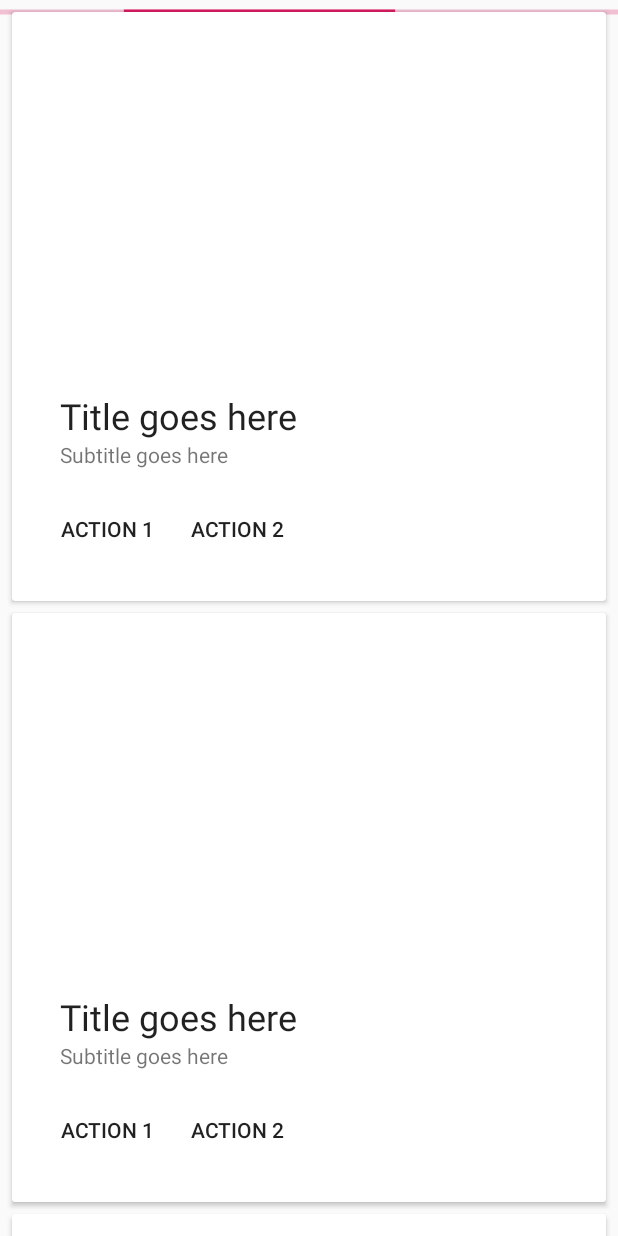
After one commit to ADETECHCONSULTING/BoxotopApp, an Android app: the layout fragment_explore.xml on its own in the app's theme, with its tools: preview values and no code run, on a phone screen of 412 x 824 dp. The commit adds this screen. Run offline under Robolectric (Android 15) with nearby library versions, the phone set to English and light mode, and no system bars; network calls fail.

Commit message:
explore fragment

```diff
--- a/app/build.gradle
+++ b/app/build.gradle
@@ -16,7 +16,7 @@ android {
     compileSdkVersion 28
 
     //activer le databinding
-    dataBinding{
+    dataBinding {
         enabled = true
     }
 
@@ -35,7 +35,7 @@ android {
             buildConfigField 'String', "ApiKey", Boxotop_ApiKey
         }
 
-        debug{
+        debug {
             buildConfigField 'String', "ApiKey", Boxotop_ApiKey
         }
     }
@@ -53,6 +53,7 @@ dependencies {
 
     //Lifecycle components
     implementation "androidx.lifecycle:lifecycle-extensions:$lifecycle_version"
+    implementation 'androidx.legacy:legacy-support-v4:1.0.0-beta01'
     kapt "androidx.lifecycle:lifecycle-compiler:$lifecycle_version"
 
     //Data binding
--- a/app/src/main/AndroidManifest.xml
+++ b/app/src/main/AndroidManifest.xml
@@ -9,7 +9,7 @@
             android:roundIcon="@mipmap/ic_launcher_round"
             android:supportsRtl="true"
             android:theme="@style/AppTheme">
-        <activity android:name=".MainActivity">
+        <activity android:name=".ui.MainActivity">
             <intent-filter>
                 <action android:name="android.intent.action.MAIN"/>
 
--- a/app/src/main/java/fr/traore/adama/boxotopapp/network/MovieApi.kt
+++ b/app/src/main/java/fr/traore/adama/boxotopapp/network/MovieApi.kt
@@ -9,7 +9,7 @@ import retrofit2.http.Query
 
 interface MovieApi{
 
-    @GET("/movie/popular")
+    @GET("movie/popular")
     fun getPopularMovies(
         @Query("api_key") apiKey:String,
         @Query("language") language: String,
@@ -17,7 +17,7 @@ interface MovieApi{
     ) : Observable<MovieResponse>
 
 
-    @GET("/movie/{movie_id}")
+    @GET("movie/{movie_id}")
     fun getMovieDetail(
         @Path("movie_id") id:Int,
         @Query("api_key") apiKey:String,
--- /dev/null
+++ b/app/src/main/java/fr/traore/adama/boxotopapp/ui/fragment/DetailFragment.kt
@@ -0,0 +1 @@
+package fr.traore.adama.boxotopapp.ui.fragment
--- a/app/src/main/java/fr/traore/adama/boxotopapp/utils/Constants.kt
+++ b/app/src/main/java/fr/traore/adama/boxotopapp/utils/Constants.kt
@@ -7,7 +7,7 @@ class Constants {
 
     companion object {
         const val RC_SIGN_IN = 9001
-        const val BASE_URL: String = "https://api.themoviedb.org/3"
+        const val BASE_URL: String = "https://api.themoviedb.org/3/"
         const val BASE_IMAGE_URL: String = "https://image.tmdb.org/t/p/w500/"
         const val API_KEY: String = BuildConfig.ApiKey;
     }
--- a/app/src/main/res/layout/activity_main.xml
+++ b/app/src/main/res/layout/activity_main.xml
@@ -5,7 +5,7 @@
         xmlns:app="http://schemas.android.com/apk/res-auto"
         android:layout_width="match_parent"
         android:layout_height="match_parent"
-        tools:context=".MainActivity">
+        tools:context=".ui.MainActivity">
 
     <androidx.appcompat.widget.Toolbar
             android:id="@+id/toolbar"
--- /dev/null
+++ b/app/src/main/res/layout/fragment_explore.xml
@@ -0,0 +1,35 @@
+<?xml version="1.0" encoding="utf-8"?>
+<layout xmlns:android="http://schemas.android.com/apk/res/android" xmlns:tools="http://schemas.android.com/tools"
+        xmlns:app="http://schemas.android.com/apk/res-auto"
+        android:orientation="vertical">
+
+    <data>
+        <variable name="viewModel" type="fr.traore.adama.boxotopapp.viewmodel.ExploreViewModel"/>
+    </data>
+
+    <FrameLayout
+            android:layout_width="match_parent"
+            android:layout_height="match_parent"
+            android:clipToPadding="false">
+
+        <ProgressBar
+                android:layout_width="match_parent"
+                android:layout_height="wrap_content"
+                app:mutableVisibility="@{viewModel.getLoadingVisibility()}"
+                style="@style/Base.Widget.AppCompat.ProgressBar.Horizontal"
+                app:layout_constraintTop_toTopOf="parent"
+                android:indeterminate="true"
+                app:layout_constraintBottom_toBottomOf="parent"
+                app:layout_constraintStart_toStartOf="parent"
+                app:layout_constraintEnd_toEndOf="parent" />
+
+        <androidx.recyclerview.widget.RecyclerView
+                android:id="@+id/rcvHaircuts"
+                android:layout_width="match_parent"
+                android:layout_height="match_parent"
+                tools:listitem="@layout/item_movie"
+                tools:layoutManager="androidx.recyclerview.widget.GridLayoutManager"
+        />
+
+    </FrameLayout>
+</layout>
--- /dev/null
+++ b/app/src/main/res/layout/item_movie.xml
@@ -0,0 +1,108 @@
+<androidx.cardview.widget.CardView
+        xmlns:android="http://schemas.android.com/apk/res/android" xmlns:tools="http://schemas.android.com/tools"
+        android:layout_width="match_parent"
+        style="@style/MyCardViewStyle"
+        android:layout_height="wrap_content"
+        android:layout_marginTop="8dp"
+        android:layout_marginStart="8dp"
+        android:layout_marginEnd="8dp">
+
+    <androidx.constraintlayout.widget.ConstraintLayout
+            xmlns:app="http://schemas.android.com/apk/res-auto"
+            android:layout_width="match_parent"
+            android:layout_height="wrap_content">
+
+        <ImageView
+                android:id="@+id/imv_movie"
+                android:layout_width="0dp"
+                android:layout_height="0dp"
+                android:scaleType="centerCrop"
+                app:layout_constraintDimensionRatio="H,16:9"
+                app:layout_constraintTop_toTopOf="parent"
+                app:layout_constraintStart_toStartOf="parent"
+                app:layout_constraintEnd_toEndOf="parent"
+                app:layout_constraintBottom_toTopOf="@+id/txv_title"
+                app:layout_constraintVertical_chainStyle="packed" />
+
+        <TextView
+                android:id="@+id/txv_title"
+                android:layout_width="0dp"
+                android:layout_height="wrap_content"
+                android:layout_marginTop="24dp"
+                android:layout_marginStart="16dp"
+                android:layout_marginEnd="16dp"
+                tools:text="Title goes here"
+                android:textAppearance="@style/TextAppearance.AppCompat.Headline"
+                android:textColor="#DE000000"
+                app:layout_constraintTop_toBottomOf="@+id/imv_movie"
+                app:layout_constraintStart_toStartOf="parent"
+                app:layout_constraintEnd_toEndOf="parent"
+                app:layout_constraintBottom_toTopOf="@+id/txv_subtext" />
+
+        <TextView
+                android:id="@+id/txv_subtext"
+                android:layout_width="0dp"
+                android:layout_height="wrap_content"
+                android:layout_marginStart="16dp"
+                android:layout_marginEnd="16dp"
+                tools:text="Subtitle goes here"
+                android:textAppearance="@style/TextAppearance.AppCompat.Body1"
+                android:textColor="#8A000000"
+                app:layout_constraintTop_toBottomOf="@+id/txv_title"
+                app:layout_constraintStart_toStartOf="parent"
+                app:layout_constraintEnd_toEndOf="parent"
+                app:layout_constraintBottom_toTopOf="@+id/action_button_1" />
+
+        <Button
+                style="@style/Widget.AppCompat.Button.Borderless"
+                android:id="@+id/action_button_1"
+                android:layout_width="wrap_content"
+                android:layout_height="wrap_content"
+                android:layout_marginTop="16dp"
+                android:layout_marginStart="8dp"
+                android:minWidth="0dp"
+                android:paddingStart="8dp"
+                android:text="Action 1"
+                android:paddingEnd="8dp"
+                android:textColor="#DE000000"
+                app:layout_constraintTop_toBottomOf="@+id/txv_subtext"
+                app:layout_constraintStart_toStartOf="parent"
+                app:layout_constraintBottom_toTopOf="@+id/txv_content" />
+
+        <Button
+                style="@style/Widget.AppCompat.Button.Borderless"
+                android:id="@+id/action_button_2"
+                android:layout_width="wrap_content"
+                android:layout_height="wrap_content"
+                android:layout_marginStart="8dp"
+                android:minWidth="0dp"
+                android:text="Action 2"
+                android:paddingStart="8dp"
+                android:paddingEnd="8dp"
+                android:textColor="#DE000000"
+                app:layout_constraintTop_toTopOf="@+id/action_button_1"
+                app:layout_constraintStart_toEndOf="@+id/action_button_1" />
+
+
+
+        <!-- To expand you set visibility to "visible". To collapse you set visibility to "gone" -->
+        <TextView
+                android:id="@+id/txv_content"
+                android:layout_width="0dp"
+                android:layout_height="wrap_content"
+                android:layout_marginTop="16dp"
+                android:layout_marginStart="16dp"
+                android:layout_marginEnd="16dp"
+                android:layout_marginBottom="24dp"
+                android:lineSpacingExtra="8dp"
+                android:textAppearance="@style/TextAppearance.AppCompat.Body1"
+                android:textColor="#DE000000"
+                android:visibility="gone"
+                app:layout_constraintTop_toBottomOf="@+id/action_button_1"
+                app:layout_constraintStart_toStartOf="parent"
+                app:layout_constraintEnd_toEndOf="parent"
+                app:layout_constraintBottom_toBottomOf="parent"/>
+
+    </androidx.constraintlayout.widget.ConstraintLayout>
+
+</androidx.cardview.widget.CardView>
--- a/app/src/main/res/values/colors.xml
+++ b/app/src/main/res/values/colors.xml
@@ -3,4 +3,5 @@
     <color name="colorPrimary">#008577</color>
     <color name="colorPrimaryDark">#00574B</color>
     <color name="colorAccent">#D81B60</color>
+    <color name="colorWhite">#FFFFFF</color>
 </resources>
--- a/app/src/main/res/values/strings.xml
+++ b/app/src/main/res/values/strings.xml
@@ -2,4 +2,6 @@
     <string name="app_name">BoxotopApp</string>
     <string name="search">Search</string>
     <string name="search_hint">search a movie</string>
+    <string name="retry">réessayer</string>
+
 </resources>
--- a/app/src/main/res/values/styles.xml
+++ b/app/src/main/res/values/styles.xml
@@ -8,6 +8,7 @@
         <item name="colorAccent">@color/colorAccent</item>
     </style>
 
+    <!-- Toolbar -->
     <style name="Widget.Boxotop.Toolbar" parent="Widget.AppCompat.Toolbar">
         <item name="contentInsetStart">12dp</item>
         <item name="titleTextAppearance">@style/TextAppearance.Toolbar</item>
@@ -23,7 +24,18 @@
         <item name="android:textAllCaps">true</item>
         <item name="android:textSize">22sp</item>
         <item name="android:textStyle">bold</item>
-        <item name="android:textColor">@android:color/white</item>
+        <item name="android:textColor">@color/colorWhite</item>
+    </style>
+
+    <!-- Cardview -->
+    <style name="MyCardViewStyle" parent="Theme.AppCompat.Light">
+        <item name="cardCornerRadius">2dp</item>
+        <item name="cardElevation">2dp</item>
+        <item name="contentPaddingBottom">24dp</item>
+        <item name="contentPaddingTop">24dp</item>
+        <item name="contentPaddingLeft">16dp</item>
+        <item name="contentPaddingRight">16dp</item>
+        <item name="cardBackgroundColor">@color/colorWhite</item>
     </style>
 
 </resources>
```
Also changed, not shown: app/src/main/java/fr/traore/adama/boxotopapp/MainActivity.kt (deleted, +0 -33 lines), app/src/main/java/fr/traore/adama/boxotopapp/ui/MainActivity.kt (added, +67 -0 lines), app/src/main/java/fr/traore/adama/boxotopapp/ui/adapter/MovieAdapter.kt (added, +56 -0 lines), app/src/main/java/fr/traore/adama/boxotopapp/ui/fragment/BaseFragment.kt (added, +21 -0 lines), app/src/main/java/fr/traore/adama/boxotopapp/ui/fragment/ExploreFragment.kt (added, +63 -0 lines), app/src/main/java/fr/traore/adama/boxotopapp/viewmodel/BaseViewModel.kt (+20 -0 lines), app/src/main/java/fr/traore/adama/boxotopapp/viewmodel/ExploreViewModel.kt (+65 -0 lines).
